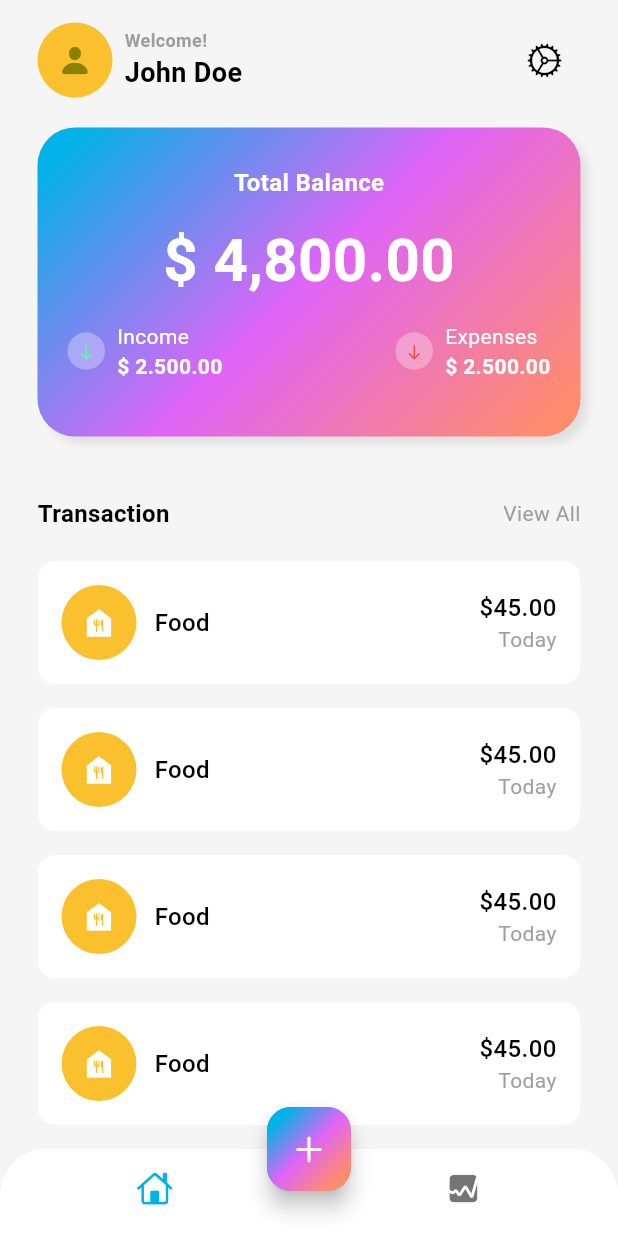
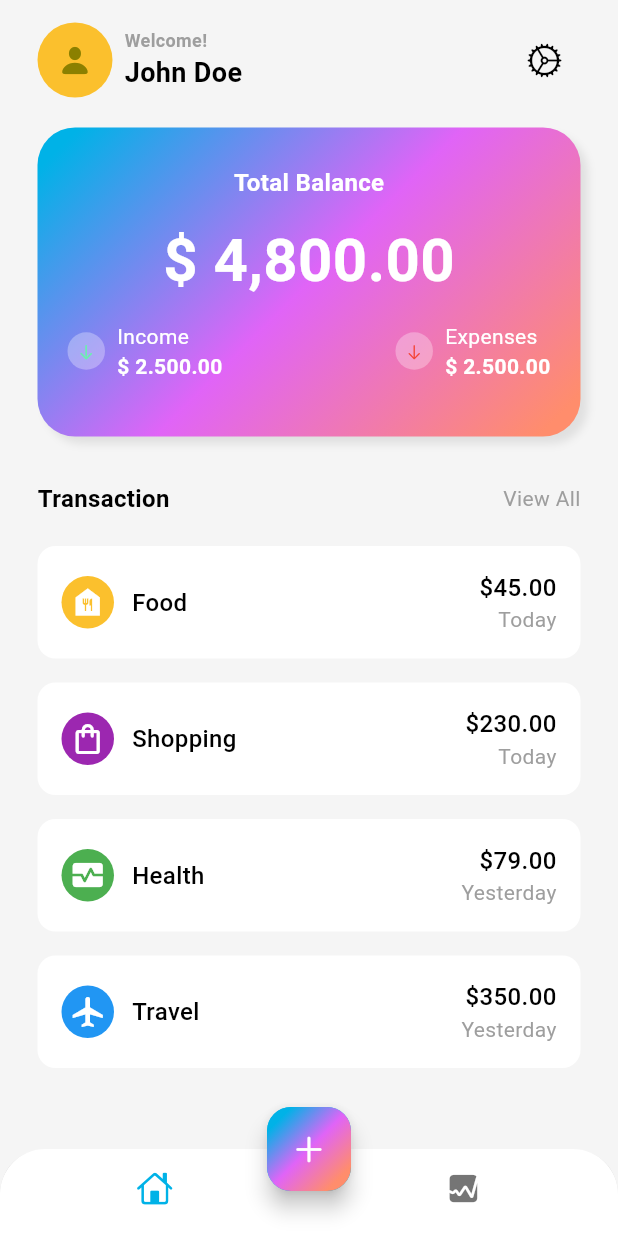
Before and after one commit to Fatma-kabil/MoneyNest, a Flutter app: the screen it shows after launch, on a phone screen of 412 x 824 dp. Run offline on Flutter 3.47's test engine with Material 3 defaults, Android fonts, the phone set to English and light mode, and no system bars.

Commit message:
create transaction data

```diff
--- /dev/null
+++ b/lib/features/home/data/data.dart
@@ -0,0 +1,32 @@
+import 'package:flutter/material.dart';
+
+List<Map<String,dynamic>> transactionData = [
+  {
+    'icon': Icons.food_bank,
+    'color':Colors.yellow[700],
+    'name': 'Food',
+    'totalAmount': '\$45.00',
+    'data': 'Today',
+  },
+  {
+    'icon': Icons.shopping_bag_outlined,
+    'color':Colors.purple,
+    'name': 'Shopping',
+    'totalAmount': '\$230.00',
+    'data': 'Today',
+  },
+   {
+    'icon': Icons.monitor_heart,
+    'color':Colors.green,
+    'name': 'Health',
+    'totalAmount': '\$79.00',
+    'data': 'Yesterday',
+  },
+   {
+    'icon': Icons.airplanemode_active,
+    'color':Colors.blue,
+    'name': 'Travel',
+    'totalAmount': '\$350.00',
+    'data': 'Yesterday',
+  },
+];
--- a/lib/features/home/presentation/views/widgets/home_view_body.dart
+++ b/lib/features/home/presentation/views/widgets/home_view_body.dart
@@ -1,4 +1,5 @@
 import 'package:flutter/material.dart';
+import 'package:money_nest/features/home/data/data.dart';
 import 'package:money_nest/features/home/presentation/views/widgets/total_balance_card.dart';
 import 'package:money_nest/features/home/presentation/views/widgets/transaction_item.dart';
 import 'package:money_nest/features/home/presentation/views/widgets/usr_info_header.dart';
@@ -17,7 +18,7 @@ class HomeViewBody extends StatelessWidget {
             const UserInfoHeader(),
             const SizedBox(height: 20),
             const TotalBalanceCard(),
-            const SizedBox(height: 40),
+            const SizedBox(height: 30),
             TransactionHeader(
               onViewAllTap: () {
                 // Handle view all action
@@ -26,16 +27,16 @@ class HomeViewBody extends StatelessWidget {
             const SizedBox(height: 20),
             Expanded(
               child: ListView.builder(
-                itemCount: 6,
+                itemCount: transactionData.length,
                 itemBuilder: (context, int i) {
                   return Padding(
                     padding: const EdgeInsets.only(bottom: 16.0),
                     child: TransactionItem(
-                      title: 'Food',
-                      amount: '\$45.00',
-                      date: 'Today',
-                      icon: Icons.food_bank,
-                      color: Colors.yellow[700]!,
+                      title: transactionData[i]['name'],
+                      amount: transactionData[i]['totalAmount'],
+                      date: transactionData[i]['data'],
+                      icon: transactionData[i]['icon'],
+                      color: transactionData[i]['color'],
                     ),
                   );
                 },
--- a/lib/features/home/presentation/views/widgets/transaction_item.dart
+++ b/lib/features/home/presentation/views/widgets/transaction_item.dart
@@ -34,8 +34,8 @@ class TransactionItem extends StatelessWidget {
               alignment: Alignment.center,
               children: [
                 Container(
-                  width: 50,
-                  height: 50,
+                  width: 35,
+                  height: 35,
                   decoration: BoxDecoration(
                     color: color,
                     shape: BoxShape.circle,
```
